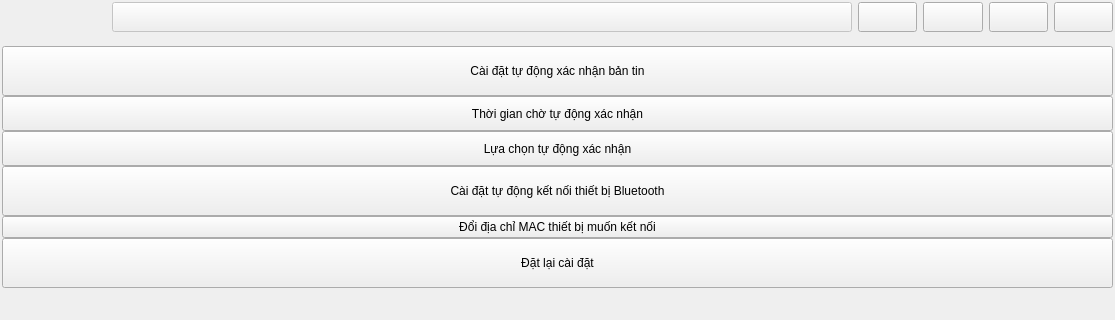
holy36/SPEEDCAM, file setting.ui: the form before one commit; both pictures show x 0 to 1115 and y 0 to 320 of the 1115 by 824 pixel window.
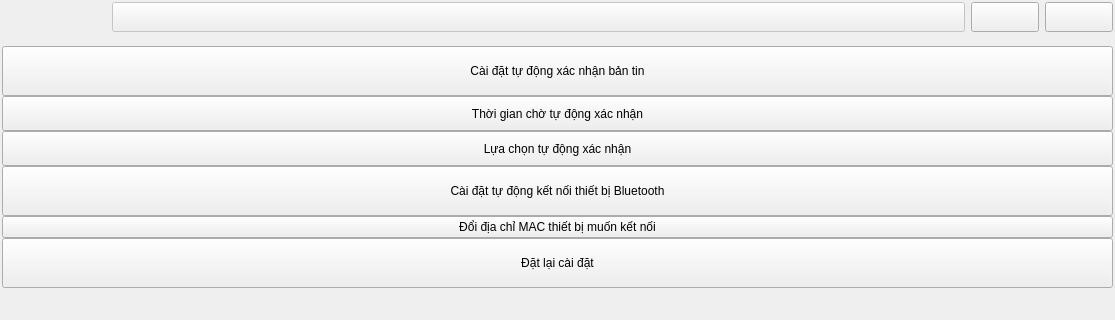
The form after the commit.

What changed in the file:
```diff
--- a/setting.ui
+++ b/setting.ui
@@ -39,7 +39,7 @@
     <item row="2" column="3">
      <layout class="QVBoxLayout" name="verticalLayout_2" stretch="0,18">
       <item>
-       <layout class="QHBoxLayout" name="horizontalLayout_3" stretch="0,25,2,2,2,2">
+       <layout class="QHBoxLayout" name="horizontalLayout_3" stretch="0,25,2,2">
         <property name="spacing">
          <number>6</number>
         </property>
@@ -85,50 +85,6 @@
           </property>
          </widget>
         </item>
-        <item>
-         <widget class="QPushButton" name="minbutton">
-          <property name="minimumSize">
-           <size>
-            <width>40</width>
-            <height>10</height>
-           </size>
-          </property>
-          <property name="maximumSize">
-           <size>
-            <width>777777</width>
-            <height>77777</height>
-           </size>
-          </property>
-          <property name="text">
-           <string/>
-          </property>
-          <property name="iconSize">
-           <size>
-            <width>25</width>
-            <height>30</height>
-           </size>
-          </property>
-         </widget>
-        </item>
-        <item>
-         <widget class="QPushButton" name="maxbutton">
-          <property name="minimumSize">
-           <size>
-            <width>40</width>
-            <height>30</height>
-           </size>
-          </property>
-          <property name="text">
-           <string/>
-          </property>
-          <property name="iconSize">
-           <size>
-            <width>45</width>
-            <height>45</height>
-           </size>
-          </property>
-         </widget>
-        </item>
         <item>
          <widget class="QPushButton" name="quitbutton">
           <property name="minimumSize">
```
